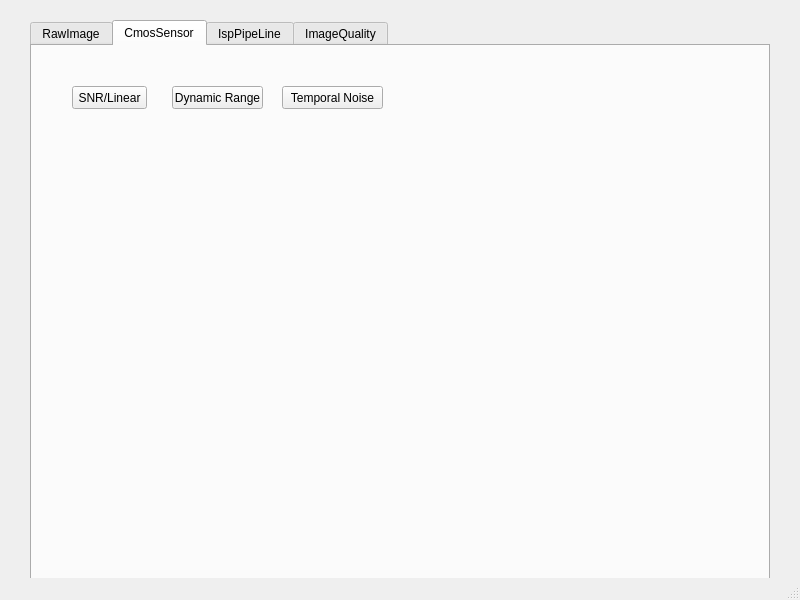
Above: ui/isp.ui from XiaoZhuXinYu/ISPcode-python before the change. Below: the same form after it.
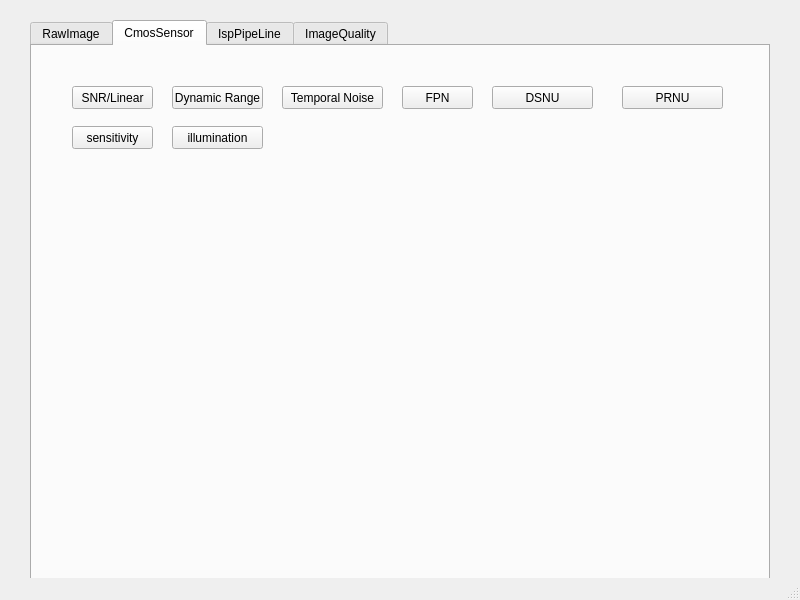
That is the form after the change. The open tabs and pages were chosen to show the change.

Diff of the .ui file:
```diff
--- a/ui/isp.ui
+++ b/ui/isp.ui
@@ -328,7 +328,7 @@
        <rect>
         <x>40</x>
         <y>40</y>
-        <width>75</width>
+        <width>81</width>
         <height>23</height>
        </rect>
       </property>
@@ -362,6 +362,71 @@
        <string>Temporal Noise</string>
       </property>
      </widget>
+     <widget class="QPushButton" name="pushButton_fpn">
+      <property name="geometry">
+       <rect>
+        <x>370</x>
+        <y>40</y>
+        <width>71</width>
+        <height>23</height>
+       </rect>
+      </property>
+      <property name="text">
+       <string>FPN</string>
+      </property>
+     </widget>
+     <widget class="QPushButton" name="pushButton_dsnu">
+      <property name="geometry">
+       <rect>
+        <x>460</x>
+        <y>40</y>
+        <width>101</width>
+        <height>23</height>
+       </rect>
+      </property>
+      <property name="text">
+       <string>DSNU</string>
+      </property>
+     </widget>
+     <widget class="QPushButton" name="pushButton_prnu">
+      <property name="geometry">
+       <rect>
+        <x>590</x>
+        <y>40</y>
+        <width>101</width>
+        <height>23</height>
+       </rect>
+      </property>
+      <property name="text">
+       <string>PRNU</string>
+      </property>
+     </widget>
+     <widget class="QPushButton" name="pushButton_sensitivity">
+      <property name="geometry">
+       <rect>
+        <x>40</x>
+        <y>80</y>
+        <width>81</width>
+        <height>23</height>
+       </rect>
+      </property>
+      <property name="text">
+       <string>sensitivity</string>
+      </property>
+     </widget>
+     <widget class="QPushButton" name="pushButton_illumination">
+      <property name="geometry">
+       <rect>
+        <x>140</x>
+        <y>80</y>
+        <width>91</width>
+        <height>23</height>
+       </rect>
+      </property>
+      <property name="text">
+       <string>illumination</string>
+      </property>
+     </widget>
     </widget>
     <widget class="QWidget" name="tab_isp_pipeline">
      <attribute name="title">
```
